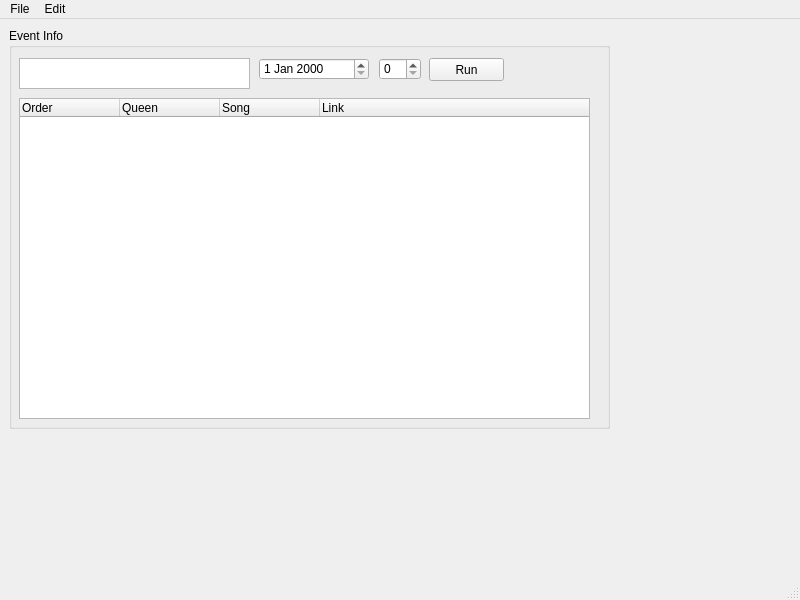
This is Lipsynqt.ui in Cyaneyed9/Lipsynqt as Qt 5 draws it before an edit. The edited form follows.
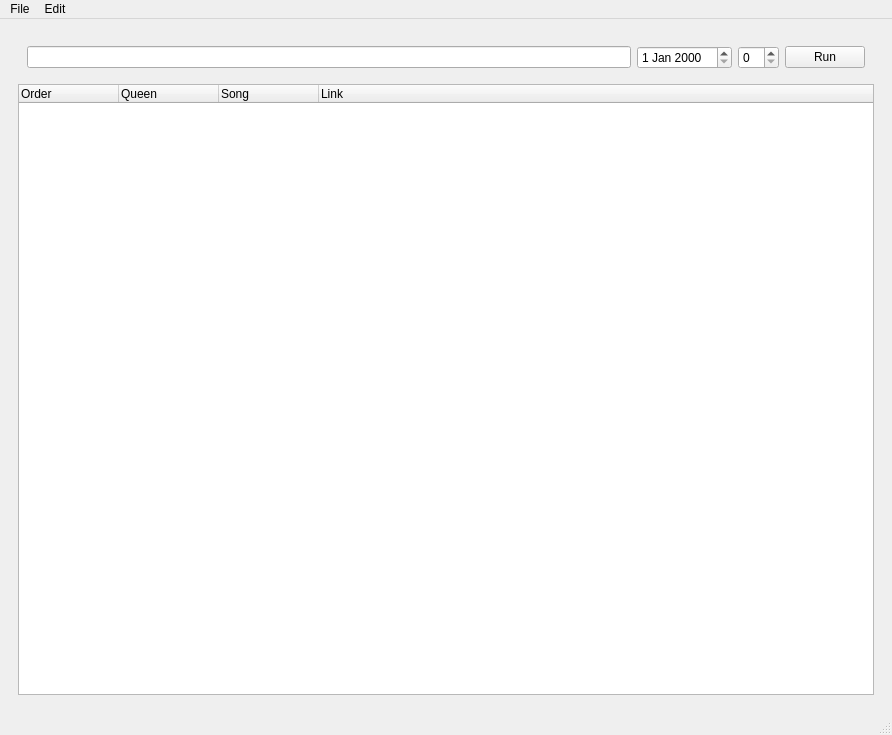
This is the edited form.

Commit message:
fix issues with layout:
* converted EventTitle to QLineEdit
* converted groupboxes into frames to remove unnecessary group labels
* applied layouts so that widgets span their contianer and resize with the window

What changed in the file:
```diff
--- a/Lipsynqt.ui
+++ b/Lipsynqt.ui
@@ -6,58 +6,44 @@
    <rect>
     <x>0</x>
     <y>0</y>
-    <width>800</width>
-    <height>600</height>
+    <width>892</width>
+    <height>735</height>
    </rect>
   </property>
   <property name="windowTitle">
    <string>MainWindow</string>
   </property>
   <widget class="QWidget" name="centralwidget">
-   <widget class="QWidget" name="horizontalLayoutWidget">
-    <property name="geometry">
-     <rect>
-      <x>9</x>
-      <y>9</y>
-      <width>601</width>
-      <height>401</height>
-     </rect>
-    </property>
+   <layout class="QGridLayout" name="gridLayout">
+    <item row="0" column="0">
     <layout class="QHBoxLayout" name="horizontalLayout">
      <item>
-      <widget class="QGroupBox" name="Eventinfo">
-       <property name="title">
-        <string>Event Info</string>
-       </property>
-       <widget class="QDateEdit" name="Eventdate">
-        <property name="geometry">
-         <rect>
-          <x>250</x>
-          <y>30</y>
-          <width>110</width>
-          <height>22</height>
-         </rect>
-        </property>
-       </widget>
-       <widget class="QSpinBox" name="actno">
-        <property name="geometry">
-         <rect>
-          <x>370</x>
-          <y>30</y>
-          <width>42</width>
-          <height>22</height>
-         </rect>
-        </property>
-       </widget>
+       <widget class="QFrame" name="Eventinfo">
+        <layout class="QVBoxLayout" name="verticalLayout">
+         <item>
+          <widget class="QFrame" name="frame">
+           <layout class="QHBoxLayout" name="horizontalLayout_2">
+            <item>
+             <widget class="QLineEdit" name="EventTitle"/>
+            </item>
+            <item>
+             <widget class="QDateEdit" name="EventDate"/>
+            </item>
+            <item>
+             <widget class="QSpinBox" name="actno"/>
+            </item>
+            <item>
+             <widget class="QPushButton" name="RunButton">
+              <property name="text">
+               <string>Run</string>
+              </property>
+             </widget>
+            </item>
+           </layout>
+          </widget>
+         </item>
+         <item>
        <widget class="QTreeWidget" name="lineupdisplay">
-        <property name="geometry">
-         <rect>
-          <x>10</x>
-          <y>70</y>
-          <width>571</width>
-          <height>321</height>
-         </rect>
-        </property>
         <column>
          <property name="text">
           <string>Order</string>
@@ -79,40 +65,20 @@
          </property>
         </column>
        </widget>
-       <widget class="QPlainTextEdit" name="EventTitle">
-        <property name="geometry">
-         <rect>
-          <x>10</x>
-          <y>30</y>
-          <width>231</width>
-          <height>31</height>
-         </rect>
-        </property>
-       </widget>
-       <widget class="QPushButton" name="pushButton">
-        <property name="geometry">
-         <rect>
-          <x>420</x>
-          <y>30</y>
-          <width>75</width>
-          <height>23</height>
-         </rect>
-        </property>
-        <property name="text">
-         <string>Run</string>
-        </property>
-       </widget>
-      </widget>
      </item>
     </layout>
    </widget>
+      </item>
+     </layout>
+    </item>
+   </layout>
   </widget>
   <widget class="QMenuBar" name="menubar">
    <property name="geometry">
     <rect>
      <x>0</x>
      <y>0</y>
-     <width>800</width>
+     <width>892</width>
      <height>21</height>
     </rect>
    </property>
```
Left out of the diff: 6 changed lines with no effect on the pictures. Lines whose indentation alone changed are shown as unchanged.
